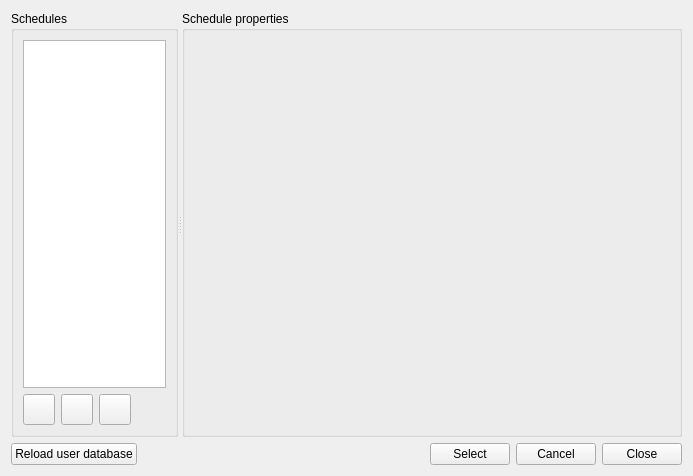
Old version of the form SIM-VICUS/src/SVDBScheduleEditDialog.ui in the repository ghorwin/SIM-VICUS.
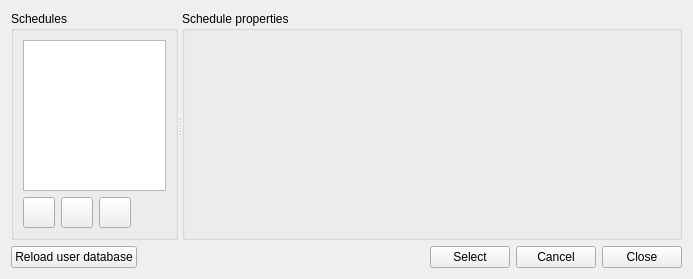
New version of the form. Icons and pictures are not drawn. Custom widgets are drawn as their Qt base class.

Commit message: Set Splitter Width in Schedule Widget

Diff of the .ui file:
```diff
--- a/SIM-VICUS/src/SVDBScheduleEditDialog.ui
+++ b/SIM-VICUS/src/SVDBScheduleEditDialog.ui
@@ -7,13 +7,13 @@
     <x>0</x>
     <y>0</y>
     <width>693</width>
-    <height>476</height>
+    <height>279</height>
    </rect>
   </property>
   <property name="windowTitle">
    <string>Boundary Condition Database</string>
   </property>
-  <layout class="QVBoxLayout" name="verticalLayout">
+  <layout class="QVBoxLayout" name="verticalLayout" stretch="0,0">
    <item>
     <widget class="QSplitter" name="splitter">
      <property name="orientation">
```
The commit also changes 2 other files.
